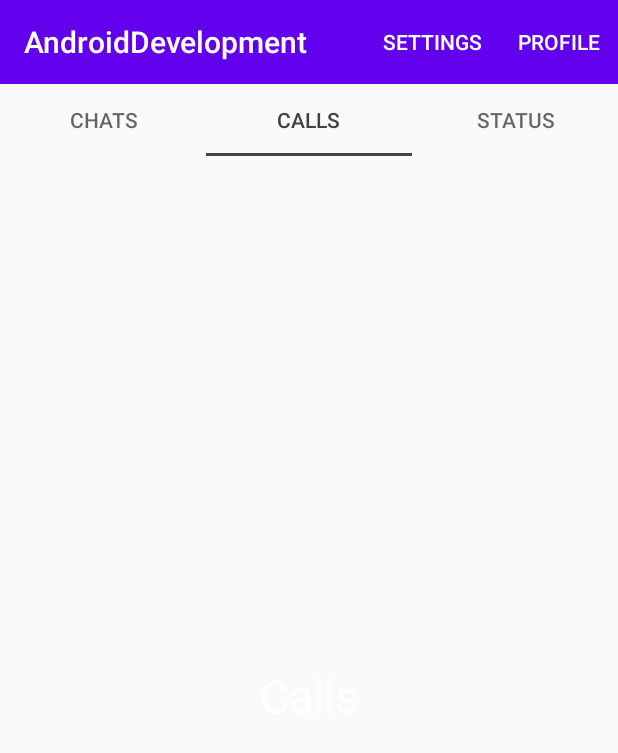
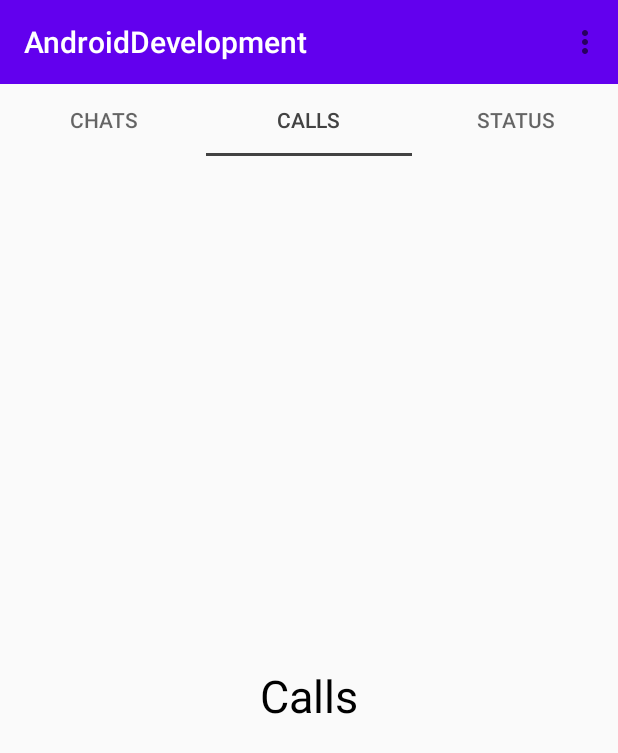
Before and after one commit to khandyana-madhuri/AndroidDevelopment, an Android app: the screen it shows after launch (MainActivity), tab 2 chosen, on a phone screen of 412 x 824 dp. Shown: the top 753 px of the screen. Run offline under Robolectric (Android 15) with nearby library versions, the phone set to English and light mode, and no system bars.

Commit message:
View pager - create a tab layout with viewpager .

```diff
--- a/app/build.gradle.kts
+++ b/app/build.gradle.kts
@@ -46,7 +46,8 @@ dependencies {
     testImplementation(libs.junit)
     androidTestImplementation(libs.androidx.junit)
     androidTestImplementation(libs.androidx.espresso.core)
-
     implementation(libs.parceler.api)
     kapt(libs.parceler.api)
+    implementation("androidx.viewpager2:viewpager2:1.0.0")
+    implementation("com.google.android.material:material:1.11.0")
 }
--- a/app/src/main/java/com/example/androiddevelopment/MainActivity.kt
+++ b/app/src/main/java/com/example/androiddevelopment/MainActivity.kt
@@ -9,7 +9,9 @@ import android.view.MenuItem
 import android.widget.Toast
 import androidx.appcompat.app.AppCompatActivity
 import androidx.appcompat.widget.Toolbar
+import androidx.viewpager2.widget.ViewPager2
 import com.google.android.material.tabs.TabLayout
+import com.google.android.material.tabs.TabLayoutMediator
 
 
 class MainActivity : AppCompatActivity() {
@@ -19,35 +21,19 @@ class MainActivity : AppCompatActivity() {
 
         val toolBar = findViewById<Toolbar>(R.id.toolBar)
         val tabLayout = findViewById<TabLayout>(R.id.tabLayout)
+        val viewPager = findViewById<ViewPager2>(R.id.viewPager)
 
         setSupportActionBar(toolBar)
+        viewPager.adapter = ViewPagerAdapter(this)
 
-        supportFragmentManager.beginTransaction()
-            .replace(R.id.fragmentContainer, FirstFragment())
-            .commit()
-
-        tabLayout.addTab(tabLayout.newTab().setText("Chats"))
-        tabLayout.addTab(tabLayout.newTab().setText("Calls"))
-        tabLayout.addTab(tabLayout.newTab().setText("Status"))
-
-        tabLayout.addOnTabSelectedListener(object: TabLayout.OnTabSelectedListener {
-            override fun onTabSelected(tab: TabLayout.Tab?) {
-                val fragment = when(tab?.position) {
-                    0 -> FirstFragment()
-                    1 -> SecondFragment()
-                    2 -> ThirdFragment()
-                    else -> FirstFragment()
-                }
-
-                supportFragmentManager.beginTransaction()
-                    .replace(R.id.fragmentContainer, fragment)
-                    .commit()
+        TabLayoutMediator(tabLayout, viewPager) { tab, position ->
+            tab.text = when(position) {
+                0 -> "Chats"
+                1 -> "Calls"
+                2 -> "Status"
+                else -> "Tab"
             }
-
-            override fun onTabUnselected(tab: TabLayout.Tab?) {}
-
-            override fun onTabReselected(tab: TabLayout.Tab?) {}
-        })
+        }.attach()
     }
 
     override fun onCreateOptionsMenu(menu: Menu?) : Boolean {
@@ -58,7 +44,7 @@ class MainActivity : AppCompatActivity() {
         for(i in 0 until (menu?.size() ?: 0)) {
             val menuItem = menu?.getItem(i)
             val spannable = SpannableString(menuItem?.title)
-            spannable.setSpan(ForegroundColorSpan(Color.WHITE), 0, spannable.length, 0)
+            spannable.setSpan(ForegroundColorSpan(Color.BLACK), 0, spannable.length, 0)
             menuItem?.title = spannable
         }
 
@@ -78,5 +64,4 @@ class MainActivity : AppCompatActivity() {
             else -> super.onOptionsItemSelected(item)
         }
     }
-
 }
--- /dev/null
+++ b/app/src/main/java/com/example/androiddevelopment/ViewPagerAdapter.kt
@@ -0,0 +1,20 @@
+package com.example.androiddevelopment
+
+import androidx.appcompat.app.AppCompatActivity
+import androidx.fragment.app.Fragment
+import androidx.viewpager2.adapter.FragmentStateAdapter
+
+class ViewPagerAdapter(activity: AppCompatActivity) : FragmentStateAdapter(activity) {
+    override fun getItemCount(): Int {
+        return 3
+    }
+
+    override fun createFragment(position: Int): Fragment {
+        return when(position) {
+            0 -> FirstFragment()
+            1 -> SecondFragment()
+            2 -> ThirdFragment()
+            else -> FirstFragment()
+        }
+    }
+}
--- a/app/src/main/res/layout/activity_main.xml
+++ b/app/src/main/res/layout/activity_main.xml
@@ -30,13 +30,13 @@
         app:tabIndicatorColor="@color/cardview_dark_background"
         app:tabSelectedTextColor="@color/cardview_dark_background"/>
 
-    <FrameLayout
-        android:id="@+id/fragmentContainer"
+    <androidx.viewpager2.widget.ViewPager2
         android:layout_width="match_parent"
         android:layout_height="0dp"
+        android:id="@+id/viewPager"
         app:layout_constraintStart_toStartOf="parent"
         app:layout_constraintEnd_toEndOf="parent"
-        app:layout_constraintBottom_toBottomOf="parent"
-        app:layout_constraintTop_toBottomOf="@+id/tabLayout"/>
+        app:layout_constraintTop_toBottomOf="@+id/tabLayout"
+        app:layout_constraintBottom_toBottomOf="parent"/>
 
 </androidx.constraintlayout.widget.ConstraintLayout>
--- a/app/src/main/res/layout/fragment_first.xml
+++ b/app/src/main/res/layout/fragment_first.xml
@@ -9,6 +9,7 @@
     <TextView
         android:layout_width="match_parent"
         android:layout_height="match_parent"
+        android:textColor="@color/black"
         android:textSize="30sp"
         android:gravity="center"
         android:text="Chats" />
--- a/app/src/main/res/layout/fragment_second.xml
+++ b/app/src/main/res/layout/fragment_second.xml
@@ -10,6 +10,7 @@
         android:layout_width="match_parent"
         android:layout_height="match_parent"
         android:textSize="30sp"
+        android:textColor="@color/black"
         android:gravity="center"
         android:text="Calls" />
 
--- a/app/src/main/res/layout/fragment_third.xml
+++ b/app/src/main/res/layout/fragment_third.xml
@@ -10,6 +10,7 @@
         android:layout_width="match_parent"
         android:layout_height="match_parent"
         android:textSize="30sp"
+        android:textColor="@color/black"
         android:gravity="center"
         android:text="Status" />
 
--- a/app/src/main/res/menu/toolbar_menu.xml
+++ b/app/src/main/res/menu/toolbar_menu.xml
@@ -4,12 +4,12 @@
 
     <item
         android:title="Settings"
-        app:showAsAction="ifRoom"
+        app:showAsAction="never"
         android:id="@+id/settings"/>
 
     <item
         android:title="Profile"
-        app:showAsAction="ifRoom"
+        app:showAsAction="never"
         android:id="@+id/profile"/>
 
 </menu>
--- a/gradle/libs.versions.toml
+++ b/gradle/libs.versions.toml
@@ -10,6 +10,7 @@ material = "1.12.0"
 activity = "1.9.0"
 constraintlayout = "2.1.4"
 parcelerApi = "1.1.13"
+recyclerview = "1.4.0"
 
 [libraries]
 androidx-core-ktx = { group = "androidx.core", name = "core-ktx", version.ref = "coreKtx" }
@@ -21,6 +22,7 @@ material = { group = "com.google.android.material", name = "material", version.r
 androidx-activity = { group = "androidx.activity", name = "activity", version.ref = "activity" }
 androidx-constraintlayout = { group = "androidx.constraintlayout", name = "constraintlayout", version.ref = "constraintlayout" }
 parceler-api = { module = "org.parceler:parceler-api", version.ref = "parcelerApi" }
+androidx-recyclerview = { group = "androidx.recyclerview", name = "recyclerview", version.ref = "recyclerview" }
 
 [plugins]
 android-application = { id = "com.android.application", version.ref = "agp" }
```
